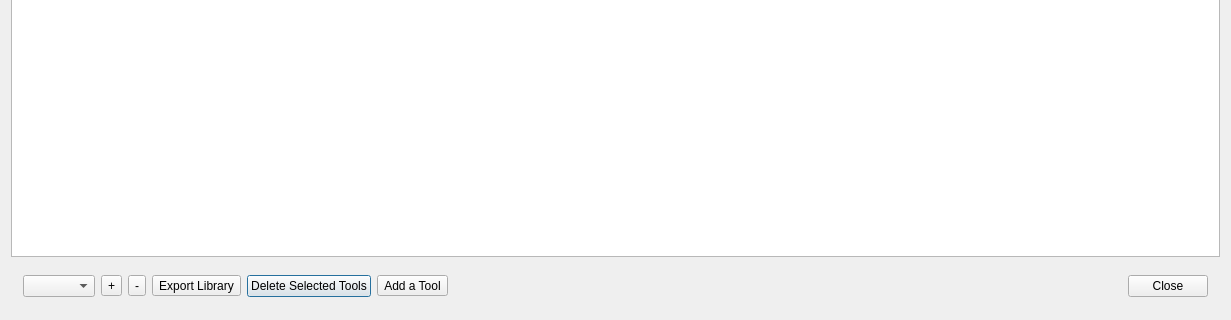
Qt form btl/ui/library.ui (knipknap/better-tool-library) before a commit; both pictures show x 0 to 1231 and y 553 to 873 of the 1231 by 873 pixel window.
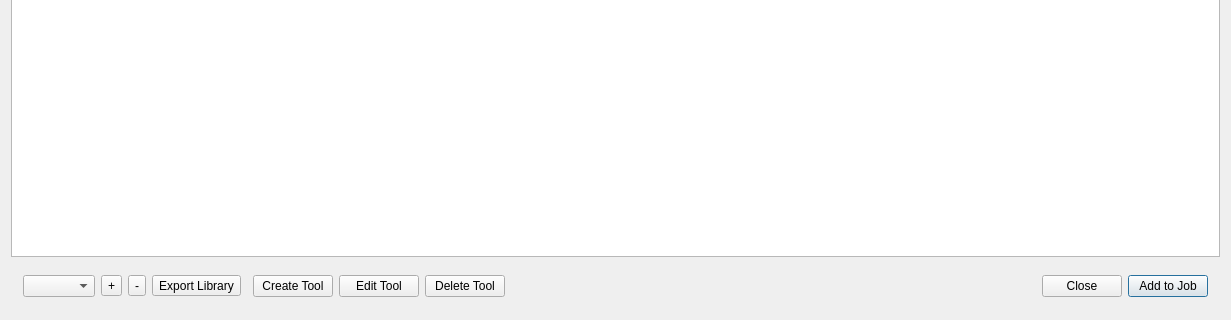
The same form after that commit. Icons and pictures are not drawn.

Commit message: add icons, many UI tweaks, make tools editable

```diff
--- a/btl/ui/library.ui
+++ b/btl/ui/library.ui
@@ -17,7 +17,7 @@
    <item>
     <layout class="QGridLayout" name="gridLayout">
      <item row="6" column="0">
-      <layout class="QHBoxLayout" name="horizontalLayout_2">
+      <layout class="QHBoxLayout" name="horizontalLayout_2" stretch="0,0,0,1,0">
        <property name="sizeConstraint">
         <enum>QLayout::SetMinimumSize</enum>
        </property>
@@ -80,8 +80,49 @@
          </item>
         </layout>
        </item>
+       <item>
+        <spacer name="horizontalSpacer">
+         <property name="orientation">
+          <enum>Qt::Horizontal</enum>
+         </property>
+         <property name="sizeHint" stdset="0">
+          <size>
+           <width>6</width>
+           <height>20</height>
+          </size>
+         </property>
+        </spacer>
+       </item>
        <item>
         <layout class="QHBoxLayout" name="horizontalLayout_6">
+         <item>
+          <widget class="QPushButton" name="pushButtonCreateTool">
+           <property name="text">
+            <string>Create Tool</string>
+           </property>
+           <property name="icon">
+            <iconset>
+             <normaloff>../../resources/icons/plus.svg</normaloff>../../resources/icons/plus.svg</iconset>
+           </property>
+          </widget>
+         </item>
+         <item>
+          <widget class="QPushButton" name="pushButtonEditTool">
+           <property name="sizePolicy">
+            <sizepolicy hsizetype="Fixed" vsizetype="Fixed">
+             <horstretch>0</horstretch>
+             <verstretch>0</verstretch>
+            </sizepolicy>
+           </property>
+           <property name="text">
+            <string>Edit Tool</string>
+           </property>
+           <property name="icon">
+            <iconset>
+             <normaloff>../../resources/icons/tool-edit.svg</normaloff>../../resources/icons/tool-edit.svg</iconset>
+           </property>
+          </widget>
+         </item>
          <item>
           <widget class="QPushButton" name="pushButtonDeleteTool">
            <property name="sizePolicy">
@@ -91,17 +132,11 @@
             </sizepolicy>
            </property>
            <property name="text">
-            <string>Delete Selected Tools</string>
+            <string>Delete Tool</string>
            </property>
-          </widget>
-         </item>
-         <item>
-          <widget class="QToolButton" name="toolButtonCreateTool">
-           <property name="toolTip">
-            <string>Create a new tool</string>
-           </property>
-           <property name="text">
-            <string>Add a Tool</string>
+           <property name="icon">
+            <iconset>
+             <normaloff>../../resources/icons/trash.svg</normaloff>../../resources/icons/trash.svg</iconset>
            </property>
           </widget>
          </item>
@@ -117,6 +152,23 @@
          </property>
         </widget>
        </item>
+       <item>
+        <widget class="QPushButton" name="pushButtonAddToJob">
+         <property name="enabled">
+          <bool>true</bool>
+         </property>
+         <property name="text">
+          <string>Add to Job</string>
+         </property>
+         <property name="icon">
+          <iconset>
+           <normaloff>../../resources/icons/add-to-job.svg</normaloff>../../resources/icons/add-to-job.svg</iconset>
+         </property>
+         <property name="default">
+          <bool>true</bool>
+         </property>
+        </widget>
+       </item>
       </layout>
      </item>
      <item row="4" column="0">
```
Left out of the diff: 15 changed lines with no effect on the pictures. The commit also changes 13 other files.
